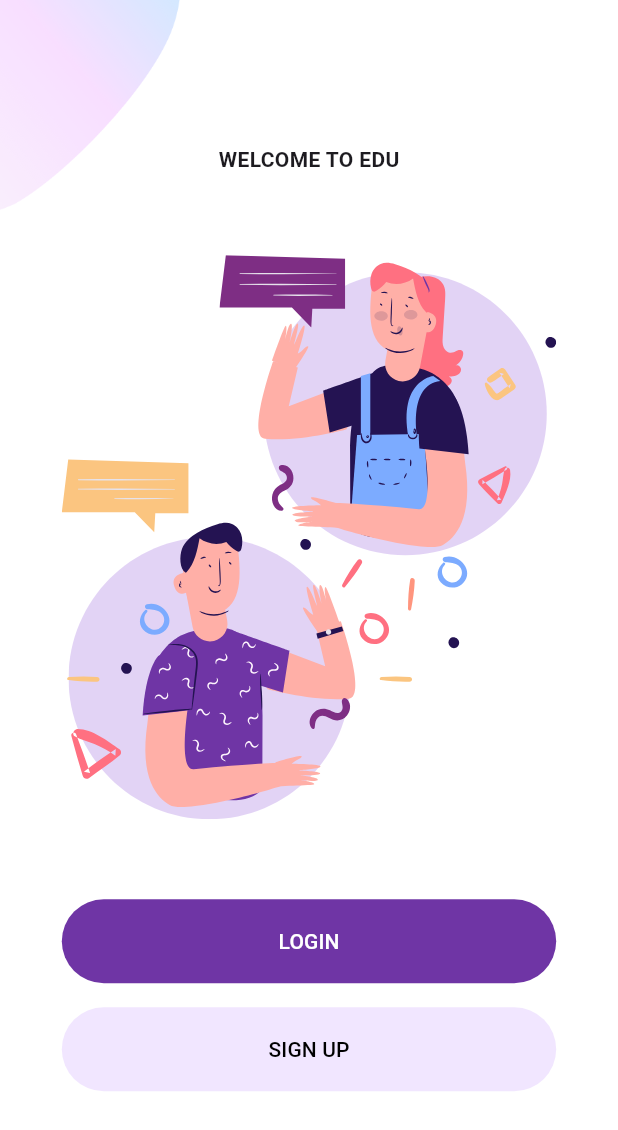
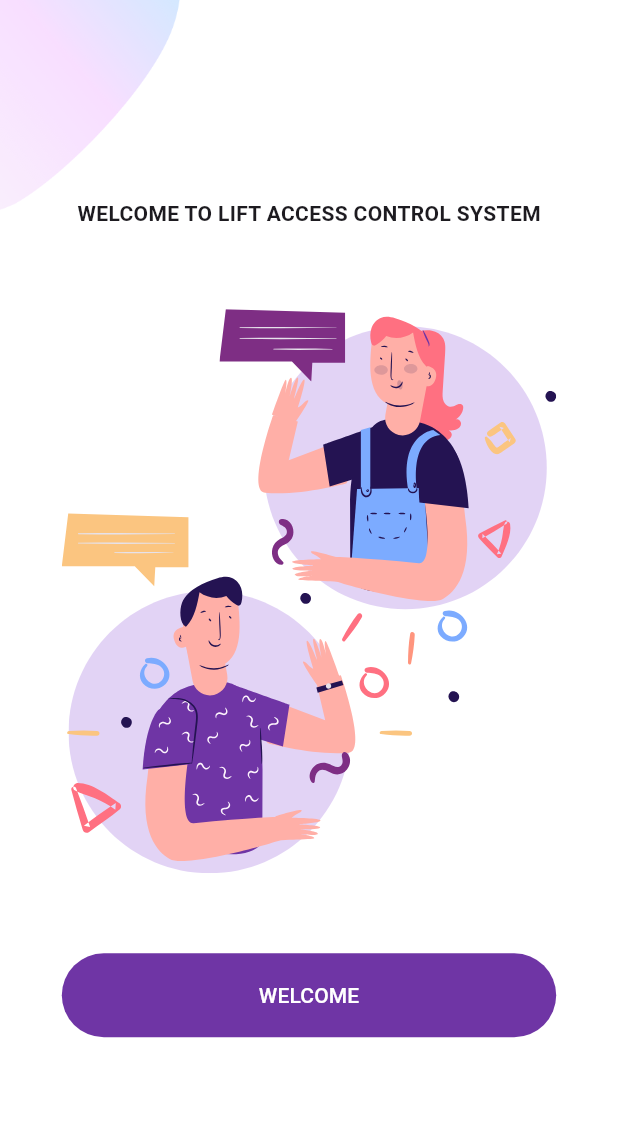
Before and after one commit to GaneshAdimalupu/Lift-Access-Control-Using-Rfid, a Flutter app: the screen it shows after launch, on a phone screen of 412 x 824 dp. Shown: the top 1130 px of the screen. Run offline on Flutter 3.47's test engine with Material 3 defaults, Android fonts, the phone set to English and light mode, and no system bars; our stand-ins replace cloud_firestore, firebase_auth, firebase_core, fl_chart, flutter_svg, fluttertoast and 2 more; accounts and stored records are empty.

Commit message:
WELCOME PAGE 1 TIME VISIABLE

```diff
--- /dev/null
+++ b/devtools_options.yaml
@@ -0,0 +1 @@
+extensions:
--- a/lib/Screens/Welcome/components/login_signup_btn.dart
+++ b/lib/Screens/Welcome/components/login_signup_btn.dart
@@ -1,55 +1,59 @@
 import 'package:flutter/material.dart';
+import 'package:shared_preferences/shared_preferences.dart';
 
-import '../../../constants.dart';
 import '../../Login/login_screen.dart';
-import '../../Signup/signup_screen.dart';
 
-class LoginAndSignupBtn extends StatelessWidget {
-  const LoginAndSignupBtn({
-    super.key,
-  });
+class WelcomeBtn extends StatefulWidget {
+  const WelcomeBtn({super.key});
+
+  @override
+  _WelcomeBtnState createState() => _WelcomeBtnState();
+}
+
+class _WelcomeBtnState extends State<WelcomeBtn> {
+  late SharedPreferences _prefs;
+  bool _hasSeenWelcome = false;
+
+  @override
+  void initState() {
+    super.initState();
+    _checkWelcomeStatus();
+  }
+
+  Future<void> _checkWelcomeStatus() async {
+    _prefs = await SharedPreferences.getInstance();
+    _hasSeenWelcome = _prefs.getBool('hasSeenWelcome') ?? false;
+    if (_hasSeenWelcome) {
+      // If user has already seen welcome, navigate to login screen
+      Navigator.pushReplacement(
+        context,
+        MaterialPageRoute(
+          builder: (context) => const LoginScreen(),
+        ),
+      );
+    }
+  }
+
+  void _markWelcomeSeen() async {
+    // Mark welcome page as seen
+    await _prefs.setBool('hasSeenWelcome', true);
+  }
 
   @override
   Widget build(BuildContext context) {
-    return Column(
-      children: [
-        ElevatedButton(
+    return ElevatedButton(
       onPressed: () {
-            Navigator.push(
+        _markWelcomeSeen();
+        Navigator.pushReplacement(
           context,
           MaterialPageRoute(
-                builder: (context) {
-                  return const LoginScreen();
-                },
+            builder: (context) => const LoginScreen(),
           ),
         );
       },
       child: Text(
-            "Login".toUpperCase(),
+        "Welcome".toUpperCase(),
       ),
-        ),
-        const SizedBox(height: 16),
-        ElevatedButton(
-          onPressed: () {
-            Navigator.push(
-              context,
-              MaterialPageRoute(
-                builder: (context) {
-                  return const SignUpScreen();
-                },
-              ),
-            );
-          },
-          style: ElevatedButton.styleFrom(
-            backgroundColor: kPrimaryLightColor,
-            elevation: 0,
-          ),
-          child: Text(
-            "Sign Up".toUpperCase(),
-            style: const TextStyle(color: Colors.black),
-          ),
-        ),
-      ],
     );
   }
 }
--- a/lib/Screens/Welcome/components/welcome_image.dart
+++ b/lib/Screens/Welcome/components/welcome_image.dart
@@ -13,7 +13,7 @@ class WelcomeImage extends StatelessWidget {
     return Column(
       children: [
         const Text(
-          "WELCOME TO EDU",
+          "WELCOME TO LIFT ACCESS CONTROL SYSTEM",
           style: TextStyle(fontWeight: FontWeight.bold),
         ),
         const SizedBox(height: defaultPadding * 2),
--- a/lib/Screens/Welcome/welcome_screen.dart
+++ b/lib/Screens/Welcome/welcome_screen.dart
@@ -1,12 +1,12 @@
 import 'package:flutter/material.dart';
+import 'package:flutter_auth/Screens/Welcome/components/login_signup_btn.dart';
 
 import '../../components/background.dart';
 import '../../responsive.dart';
-import 'components/login_signup_btn.dart';
 import 'components/welcome_image.dart';
 
 class WelcomeScreen extends StatelessWidget {
-  const WelcomeScreen({super.key});
+  const WelcomeScreen({super.key}); // Corrected super.key
 
   @override
   Widget build(BuildContext context) {
@@ -26,7 +26,7 @@ class WelcomeScreen extends StatelessWidget {
                     children: [
                       SizedBox(
                         width: 450,
-                        child: LoginAndSignupBtn(),
+                        child: WelcomeBtn(),
                       ),
                     ],
                   ),
@@ -43,7 +43,7 @@ class WelcomeScreen extends StatelessWidget {
 
 class MobileWelcomeScreen extends StatelessWidget {
   const MobileWelcomeScreen({
-    super.key,
+    super.key, // Corrected super.key
   });
 
   @override
@@ -57,7 +57,7 @@ class MobileWelcomeScreen extends StatelessWidget {
             Spacer(),
             Expanded(
               flex: 8,
-              child: LoginAndSignupBtn(),
+              child: WelcomeBtn(),
             ),
             Spacer(),
           ],
--- a/pubspec.yaml
+++ b/pubspec.yaml
@@ -34,6 +34,7 @@ dependencies:
   google_fonts: ^6.2.0
   charts_flutter: ^0.12.0
   cloud_firestore: 4.15.9
+  shared_preferences: ^2.0.8
 
 
 
```
Also changed, not shown: lib/Screens/Main Screen/side_menu.dart (+0 -25 lines), 1 other file. Lines whose indentation alone changed are shown as unchanged.
